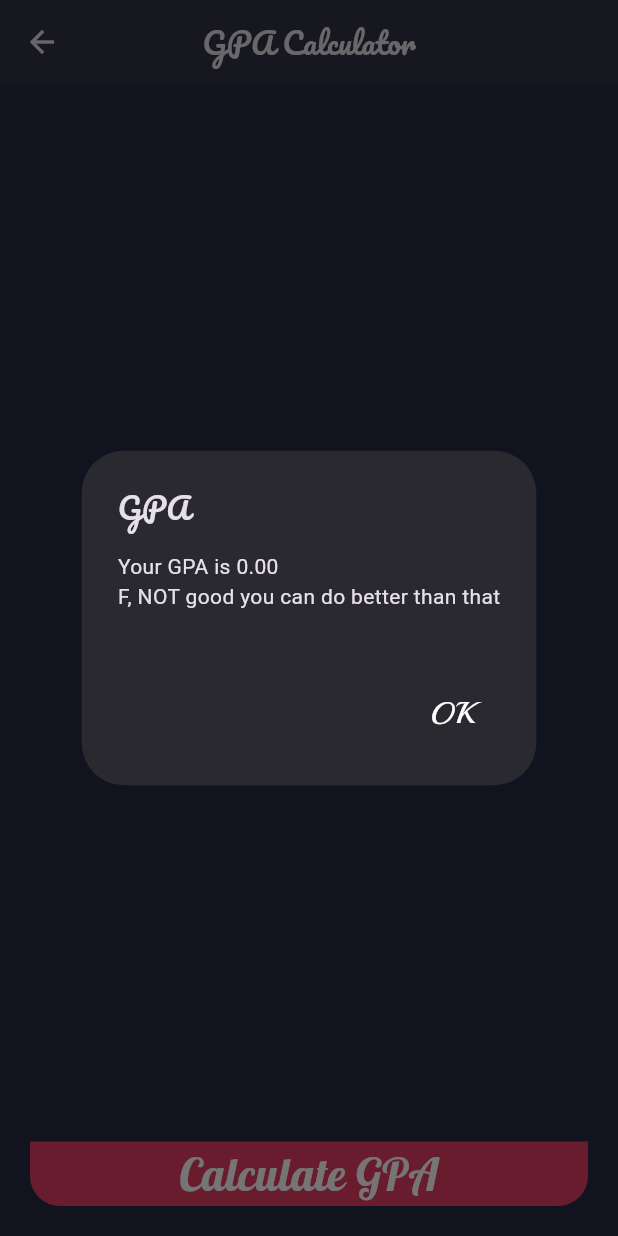
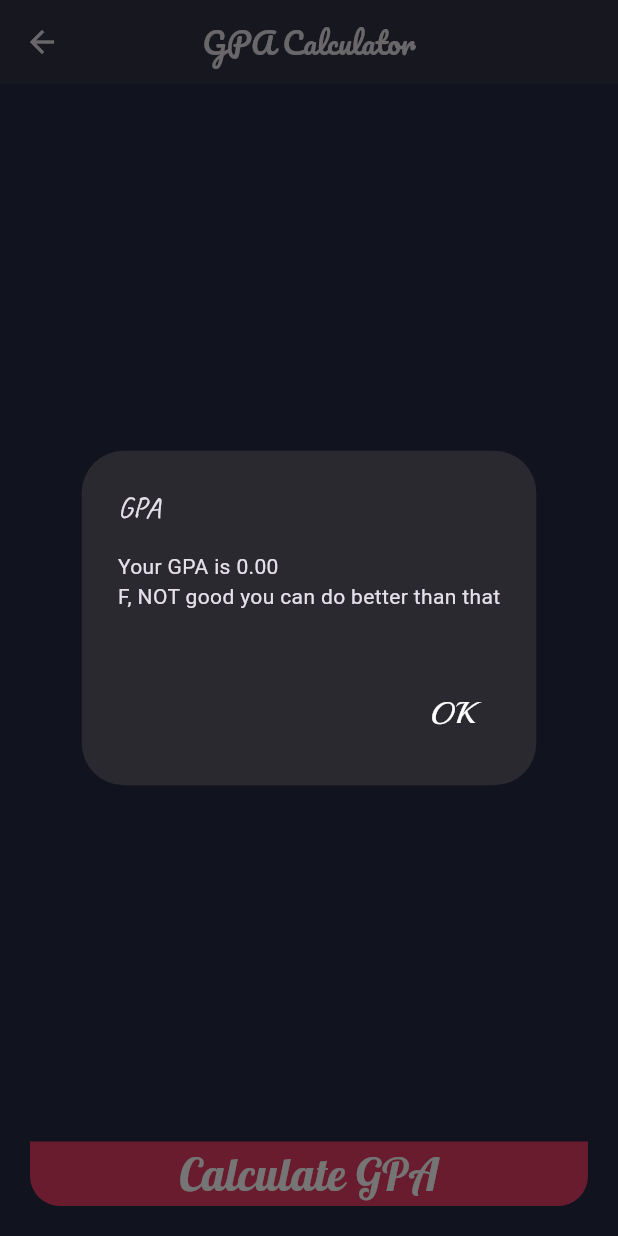
Before and after one commit to Broken2o/gpa_calculator, a Flutter app: the GPA_Calculator screen opened directly with empty values, after a tap on "Calculate GPA", on a phone screen of 412 x 824 dp. Run offline on Flutter 3.47's test engine with Material 3 defaults, Android fonts, the phone set to English and light mode, and no system bars; our stand-ins replace google_fonts.

Commit message:
up_dated

```diff
--- a/lib/screen/gpa_calculator.dart
+++ b/lib/screen/gpa_calculator.dart
@@ -1,5 +1,7 @@
 import 'package:flutter/material.dart';
-import '../widget/Button_Container.dart';
+import 'package:gpa_calculator/widget/dialog.dart';
+import '../widget/button_container.dart';
+import 'package:gpa_calculator/widget/field.dart';
 
 class GPA_Calculator extends StatefulWidget {
   final int subjectCount;
@@ -108,24 +110,15 @@ class _GPACalculator extends State<GPA_Calculator> {
                     child: Row(
                       children: [
                         Expanded(
-                          child: TextField(
-                            controller: markControllers[index],
-                            style:  const TextStyle(fontSize: 20, fontWeight: FontWeight.w300 , fontFamily: 'anticSlab' ),
-
-                            textAlign: TextAlign.center,
-                            decoration: const InputDecoration(labelText: 'Mark'),
-                            keyboardType: TextInputType.number,
-                          ),
+                          child:
+                          Field( controller: markControllers[index],labelText: 'Mark'),
                         ),
                         const SizedBox(width: 10),
                         Expanded(
-                          child: TextField(
-                            controller: creditControllers[index],
-                            style:  const TextStyle(fontSize: 20, fontWeight: FontWeight.w300 , fontFamily: 'anticSlab' ),
-
-                            textAlign: TextAlign.center,
-                            decoration: const InputDecoration(labelText: 'Credits'),
-                            keyboardType: TextInputType.number,
+                          child:
+                          Field(
+                              controller: creditControllers[index],
+                              labelText: 'Credits'
                           ),
                         ),
                       ],
@@ -137,31 +130,7 @@ class _GPACalculator extends State<GPA_Calculator> {
             Button_Container(
               onTap: () {
                 String gpa = calculateGPA();
-
-
-                showDialog(
-                  context: context,
-                  builder: (context) => AlertDialog(
-                    title: const Text('GPA' ,
-                      style:   TextStyle(fontSize: 20, fontWeight: FontWeight.w300  , fontFamily: 'pacifico'),
-                    ),
-                    content: Text('$gpa\n'),
-                    actions: [
-                      TextButton(
-                        onPressed: () => Navigator.pop(context),
-                        child: const Text('OK',
-                        style:   TextStyle(
-                            fontSize: 20,
-                            fontWeight: FontWeight.w300 ,
-                            color: Color(0xffFFFFFF),
-                              fontFamily: 'playball'
-                            ),
-                        ),
-                        ),
-
-                    ],
-                  ),
-                );
+                dialog(context, 'GPA', '$gpa\n');
               },
               text:'Calculate GPA',
             ),
--- /dev/null
+++ b/lib/widget/button_OK.dart
@@ -0,0 +1,18 @@
+import 'package:flutter/material.dart';
+class button_OK extends StatelessWidget {
+  button_OK({super.key});
+  @override
+  Widget build(BuildContext context) {
+    return TextButton(
+      onPressed: () => Navigator.pop(context),
+      child: const Text('OK',
+        style:   TextStyle(
+            fontSize: 20,
+            fontWeight: FontWeight.w300 ,
+            color: Color(0xffFFFFFF),
+            fontFamily: 'playball'
+        ),
+      ),
+    );
+  }
+}
--- /dev/null
+++ b/lib/widget/dialog.dart
@@ -0,0 +1,20 @@
+import 'package:flutter/material.dart';
+import 'package:gpa_calculator/widget/button_OK.dart';
+
+void dialog(BuildContext context, final String title , final String content,  ) {
+  showDialog(
+    context: context,
+    builder: (context) => AlertDialog(
+      title:  Text(
+        title,
+        style: const TextStyle(
+          fontSize: 20,
+          fontWeight: FontWeight.w300,
+          fontFamily: 'caveat',
+        ),
+      ),
+      content:  Text(content),
+      actions: [button_OK()],
+    ),
+  );
+}
```
Also changed, not shown: lib/screen/subject_n.dart (+4 -30 lines), lib/widget/field.dart (added, +17 -0 lines), lib/widget/button_container.dart (renamed from lib/widget/Button_Container.dart).
